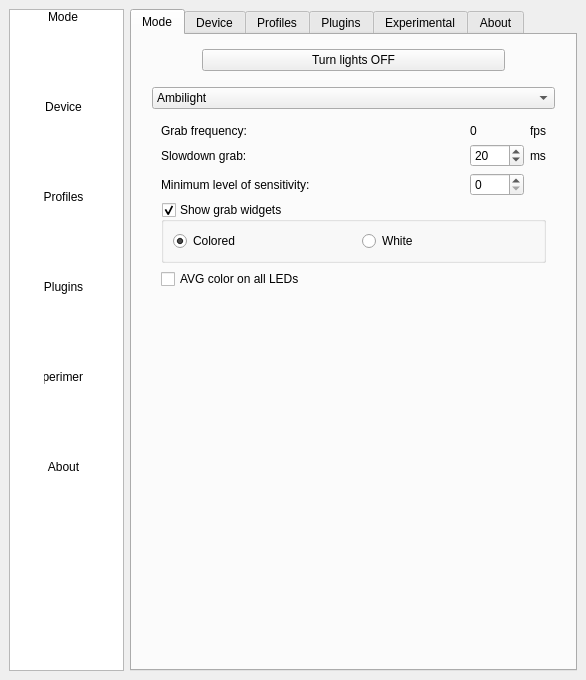
This is Software/src/SettingsWindow.ui in Atarity/Lightpack as Qt 5 draws it before an edit. The edited form follows.
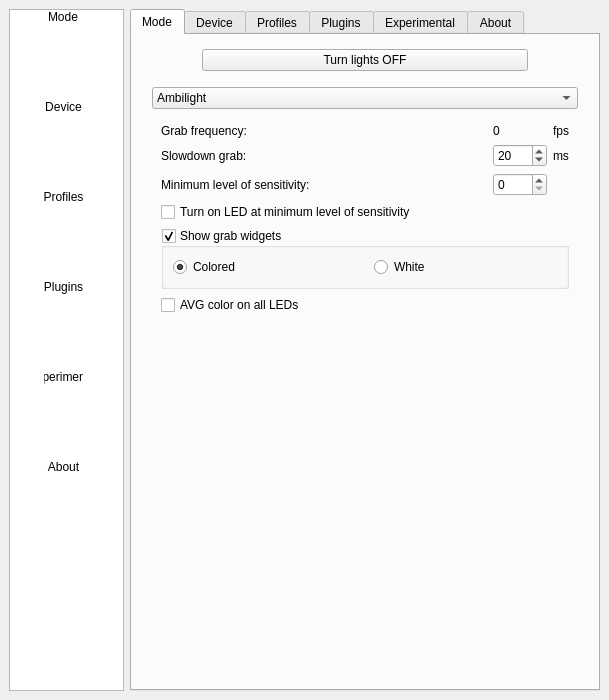
This is the edited form. The open tabs and pages were chosen to show the change. Icons and pictures are not drawn. Custom widgets are drawn as their Qt base class.

Commit message: Turn on LED at minimum level of sensitivity

What changed in the file:
```diff
--- a/Software/src/SettingsWindow.ui
+++ b/Software/src/SettingsWindow.ui
@@ -7,8 +7,8 @@
    <rect>
     <x>0</x>
     <y>0</y>
-    <width>560</width>
-    <height>680</height>
+    <width>609</width>
+    <height>700</height>
    </rect>
   </property>
   <property name="sizePolicy">
@@ -336,7 +336,7 @@
           <widget class="QWidget" name="page">
            <layout class="QVBoxLayout" name="verticalLayout_12">
             <item>
-             <layout class="QGridLayout" name="gridLayout" rowstretch="0,0,0">
+             <layout class="QGridLayout" name="gridLayout" rowstretch="0,0,0,0">
               <item row="0" column="2">
                <widget class="QLabel" name="label_GrabFrequency_txt_fps">
                 <property name="text">
@@ -461,13 +461,20 @@
                  <number>0</number>
                 </property>
                 <property name="maximum">
-                 <number>20</number>
+                 <number>100</number>
                 </property>
                 <property name="value">
                  <number>0</number>
                 </property>
                </widget>
               </item>
+              <item row="3" column="0" colspan="3">
+               <widget class="QCheckBox" name="checkBox_turnOnAtLevelOfSensitivity">
+                <property name="text">
+                 <string>Turn on LED at minimum level of sensitivity</string>
+                </property>
+               </widget>
+              </item>
              </layout>
             </item>
             <item>
```
Left out of the diff: 2 changed lines with no effect on the pictures. The commit also changes 7 other files.
